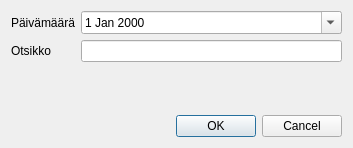
Old version of the form kitsas/kirjaus/kopioitosite.ui in the repository artoh/kitupiikki.
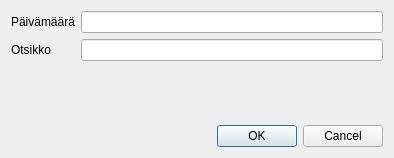
New version of the form. Icons and pictures are not drawn. Custom widgets are drawn as their Qt base class.

Patch:
```diff
--- a/kitsas/kirjaus/kopioitosite.ui
+++ b/kitsas/kirjaus/kopioitosite.ui
@@ -6,8 +6,8 @@
    <rect>
     <x>0</x>
     <y>0</y>
-    <width>353</width>
-    <height>148</height>
+    <width>394</width>
+    <height>158</height>
    </rect>
   </property>
   <property name="windowTitle">
@@ -25,13 +25,6 @@
      </property>
     </widget>
    </item>
-   <item row="0" column="1">
-    <widget class="QDateEdit" name="pvmEdit">
-     <property name="calendarPopup">
-      <bool>true</bool>
-     </property>
-    </widget>
-   </item>
    <item row="1" column="0">
     <widget class="QLabel" name="label_2">
      <property name="text">
@@ -65,8 +58,18 @@
      </property>
     </widget>
    </item>
+   <item row="0" column="1">
+    <widget class="KpDateEdit" name="pvmEdit"/>
+   </item>
   </layout>
  </widget>
+ <customwidgets>
+  <customwidget>
+   <class>KpDateEdit</class>
+   <extends>QLineEdit</extends>
+   <header location="global">tools/kpdateedit.h</header>
+  </customwidget>
+ </customwidgets>
  <resources>
   <include location="../pic/pic.qrc"/>
  </resources>
```
